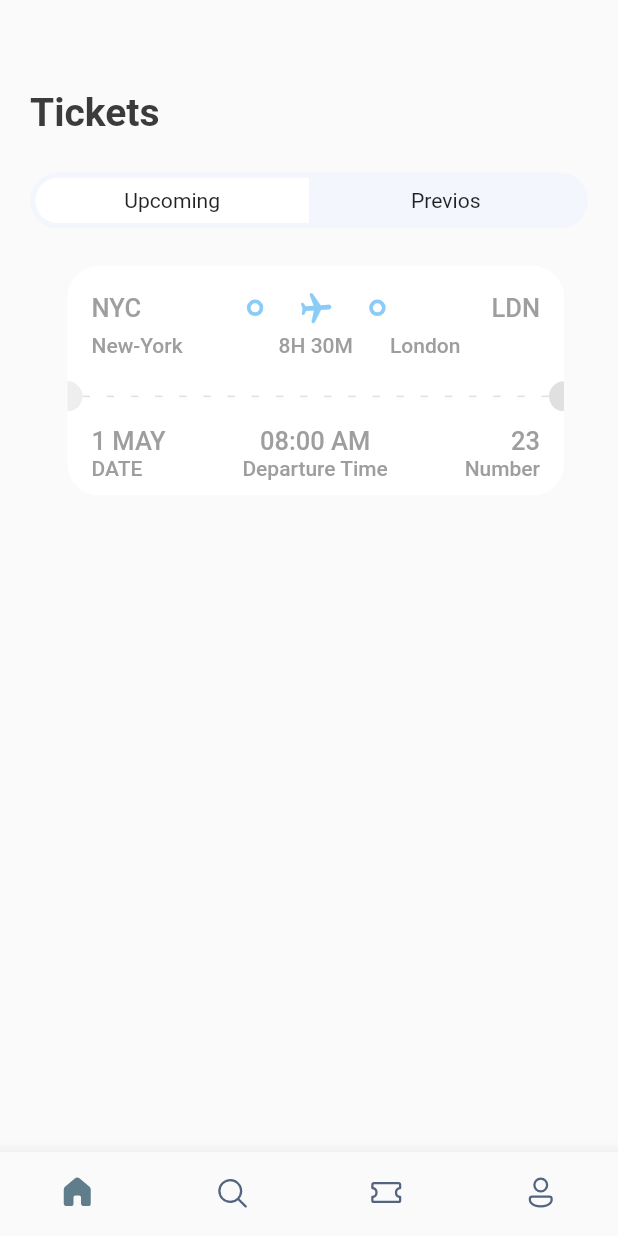
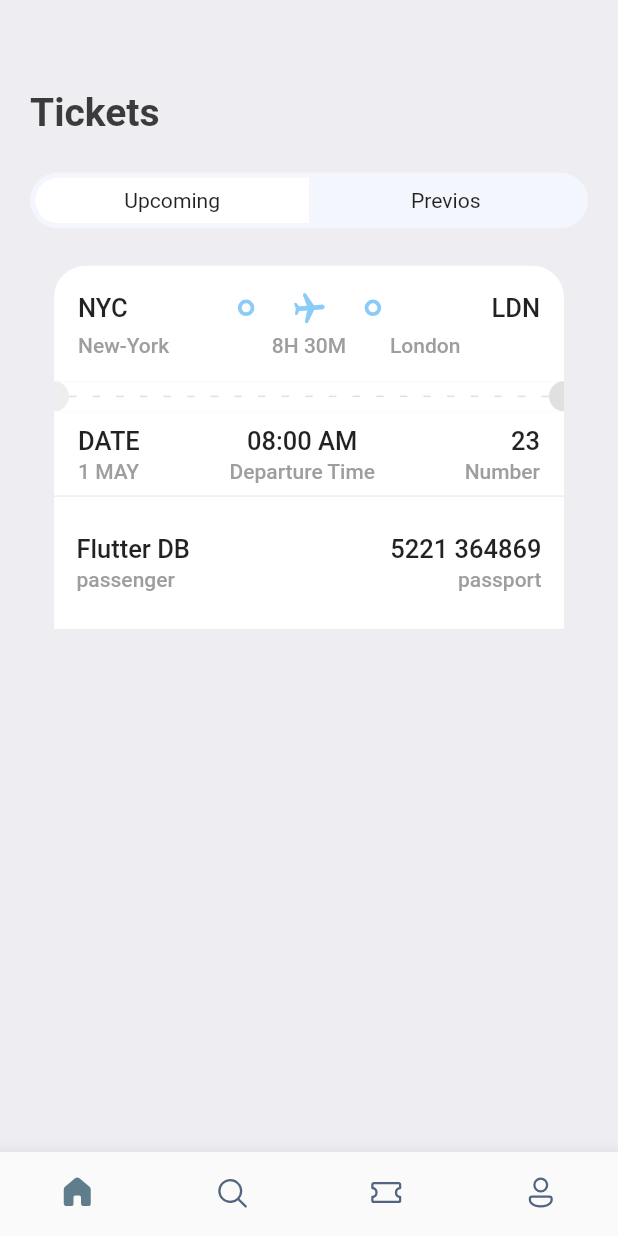
Before and after one commit to srmorteza/Tiket_Booking_Flutter, a Flutter app: the screen it shows after launch, item 3 of the bottom bar chosen, on a phone screen of 412 x 824 dp. Run offline on Flutter 3.47's test engine with Material 2 defaults, Android fonts, the phone set to English and light mode, and no system bars; our stand-ins replace fluentui_icons, gap, get.

Commit message:
refactor some code and make some component in ticket view page 1401-8-18

```diff
--- a/lib/screens/ticket_screen.dart
+++ b/lib/screens/ticket_screen.dart
@@ -7,6 +7,7 @@ import 'package:flutter/material.dart';
 import 'package:gap/gap.dart';
 
 import '../utils/app_layout.dart';
+import '../widgets/column_layout.dart';
 
 class TicketScreen extends StatelessWidget {
   const TicketScreen({Key? key}) : super(key: key);
@@ -15,6 +16,7 @@ class TicketScreen extends StatelessWidget {
   Widget build(BuildContext context) {
     final size = Applayout.getSize(context);
     return Scaffold(
+      backgroundColor: Styles.bgColor,
       body: Stack(
         children: [
         ListView(
@@ -26,8 +28,27 @@ class TicketScreen extends StatelessWidget {
           const AppTicketTabs(firsttab: "Upcoming", secondtab: "Previos"),
           Gap(Applayout.getHeight(25)),
           Container(
-            padding: EdgeInsets.only(left:Applayout.getHeight(25) ),
+            padding: EdgeInsets.only(left:Applayout.getHeight(16) ),
             child: TicketView(ticket: ticketList[0],isColor: true),
+          ),
+          SizedBox(height: 1,),
+          Container(
+            padding: EdgeInsets.symmetric(horizontal: 15, vertical: 25),
+            margin: EdgeInsets.only(right: Applayout.getHeight(16) ,left:Applayout.getWidht(16)),
+            color: Colors.white,
+            child: Column(
+              children: [
+                Row(
+                  mainAxisAlignment:  MainAxisAlignment.spaceBetween,
+                  children: [
+                    AppColumnLayout(firstText: "Flutter DB",secondText: "passenger",alignment: CrossAxisAlignment.start,isColor:false),
+                    AppColumnLayout(firstText: "5221 364869",secondText: "passport",alignment: CrossAxisAlignment.end,isColor:false),
+
+
+                  ],
+                )
+              ],
+            ),
           )
 
         ],
--- a/lib/screens/ticket_view.dart
+++ b/lib/screens/ticket_view.dart
@@ -2,6 +2,9 @@ import 'package:booktickets/utils/app_layout.dart';
 import 'package:booktickets/utils/app_styles.dart';
 import 'package:flutter/material.dart';
 import 'package:gap/gap.dart';
+import 'package:get/get.dart';
+import '../widgets/column_layout.dart';
+import '../widgets/layout_builder_widget.dart';
 import '../widgets/thick_container.dart';
 import 'package:flutter/src/widgets/layout_builder.dart';
 
@@ -15,7 +18,7 @@ class TicketView extends StatelessWidget {
     final size = Applayout.getSize(context);
     return SizedBox(
       width: size.width*0.85,
-      height: Applayout.getHeight(200),
+      height: Applayout.getHeight(GetPlatform.isAndroid==true ?153:169),
       child: Container(
         margin: EdgeInsets.only(right: Applayout.getHeight(16)),
         child: Column(
@@ -43,31 +46,11 @@ class TicketView extends StatelessWidget {
                           child: Stack(
                             children: [SizedBox(
                                 height: Applayout.getHeight(24),
-                                child: LayoutBuilder(
-                                  builder: (BuildContext context,
-                                      BoxConstraints constraints) {
-                                    return Flex(
-                                      direction: Axis.horizontal,
-                                      mainAxisAlignment:
-                                      MainAxisAlignment.spaceBetween,
-                                      mainAxisSize: MainAxisSize.max,
-                                      children: List.generate(
-                                          (constraints.constrainWidth() / 6)
-                                              .floor(),
-                                              (index) => SizedBox(
-                                            width: 3,
-                                            height: 1,
-                                            child: DecoratedBox(
-                                              decoration: BoxDecoration(
-                                                color: Colors.white,
-                                              ),
-                                            ),
-                                          )),
-                                    );
-                                  },
-                                )),
-                              Center(child: Transform.rotate(angle: 1.5, child: Icon(Icons.local_airport_rounded , color: isColor == null ? Colors.white: Color(0xff8accf7),),)),
-                            ],
+                                child:
+                                AppLayoutBuilderWidget(sections: 6),),
+                                Center(child: Transform.rotate(angle: 1.5, child: Icon(Icons.local_airport_rounded , color: isColor == null ? Colors.white: Color(0xff8accf7),),)),
+
+                        ],
                           )),
                       ThickContainer(isColor:true),
                       const Spacer(),
@@ -99,6 +82,7 @@ class TicketView extends StatelessWidget {
                 ],
               ),
             ),
+
             Container(
               color: isColor ==null ?Styles.orangeColor: Colors.white,
               child: Row(
@@ -154,37 +138,21 @@ class TicketView extends StatelessWidget {
               ),
             ),
             Container(
-              padding: const EdgeInsets.only(left: 16, top: 10,right: 16, bottom: 10),
+              padding: const EdgeInsets.only(left: 16, top: 10,right: 16, bottom: 8),
               decoration: BoxDecoration(
                 color: isColor == null ? Styles.orangeColor :Colors.white,
-                borderRadius: BorderRadius.only(bottomRight: Radius.circular(21) , bottomLeft: Radius.circular(21)),
+                borderRadius: BorderRadius.only(bottomRight: Radius.circular(isColor==null?21:0) , bottomLeft: Radius.circular(isColor==null?21:0)),
                 ),
               child: Column(
                 children: [
                   Row(
                     mainAxisAlignment: MainAxisAlignment.spaceBetween,
                     children: [
-                    Column(
-                      crossAxisAlignment: CrossAxisAlignment.start,
-                      children: [
-                        Text(ticket['date'] , style: isColor == null ? Styles.headLineStyle3.copyWith(color: Colors.white):Styles.headLineStyle3),
-                        Text("DATE" , style: isColor == null ? Styles.headLineStyle4.copyWith(color: Colors.white):Styles.headLineStyle4),
-                      ],
-                    ) ,
-                      Column(
-                        crossAxisAlignment: CrossAxisAlignment.center,
-                        children: [
-                          Text(ticket['departure_time'], style:  isColor == null ? Styles.headLineStyle3.copyWith(color: Colors.white):Styles.headLineStyle3),
-                          Text("Departure Time" , style:  isColor == null ?Styles.headLineStyle4.copyWith(color: Colors.white):Styles.headLineStyle4),
-                        ],
-                      ) ,
-                    Column(
-                      crossAxisAlignment: CrossAxisAlignment.end,
-                      children: [
-                        Text(ticket['number'].toString() , style:  isColor == null ? Styles.headLineStyle3.copyWith(color: Colors.white):Styles.headLineStyle3),
-                        Text("Number" , style:  isColor == null ? Styles.headLineStyle4.copyWith(color: Colors.white):Styles.headLineStyle4),
-                      ],
-                    ) ,
+                      AppColumnLayout(firstText: "DATE",secondText:ticket['date'] ,alignment:CrossAxisAlignment.start ,isColor: false,),
+                      AppColumnLayout(firstText: ticket['departure_time'],secondText:"Departure Time"  ,alignment: CrossAxisAlignment.center,isColor: false,),
+                      AppColumnLayout(firstText: ticket['number'].toString(),secondText:"Number",alignment:CrossAxisAlignment.end, isColor: false,),
+
+
                   ],)
                 ],
               ),
--- a/lib/utils/app_styles.dart
+++ b/lib/utils/app_styles.dart
@@ -11,6 +11,6 @@ class Styles{
   static TextStyle  textStyle = TextStyle(fontSize:16, color: textColor, fontWeight: FontWeight.w500);
   static TextStyle  headLineStyle1 = TextStyle(fontSize: 26, color: textColor, fontWeight: FontWeight.bold);
   static TextStyle  headLineStyle2 = TextStyle(fontSize: 21, color: textColor, fontWeight: FontWeight.bold);
-  static TextStyle  headLineStyle3 = TextStyle(fontSize: 17, color: Colors.grey.shade500, fontWeight: FontWeight.w500);
+  static TextStyle  headLineStyle3 = TextStyle(fontSize: 17,  fontWeight: FontWeight.w500);
   static TextStyle  headLineStyle4 = TextStyle(fontSize: 14, color: Colors.grey.shade500, fontWeight: FontWeight.w500);
 }
--- /dev/null
+++ b/lib/widgets/column_layout.dart
@@ -0,0 +1,30 @@
+import 'package:flutter/cupertino.dart';
+import 'package:flutter/material.dart';
+import 'package:gap/gap.dart';
+
+import '../utils/app_layout.dart';
+import '../utils/app_styles.dart';
+
+class AppColumnLayout extends StatelessWidget {
+  final String firstText;
+  final String secondText;
+  final CrossAxisAlignment alignment;
+  final bool? isColor;
+  const AppColumnLayout({Key? key,required this.firstText,required this.secondText, required this.alignment, this.isColor}) : super(key: key);
+
+
+
+  @override
+  Widget build(BuildContext context) {
+    return Column(
+      crossAxisAlignment: alignment,
+      children: [
+        Text(firstText,style: isColor == null ? Styles.headLineStyle3.copyWith(color: Colors.white): Styles.headLineStyle3),
+        Gap(Applayout.getHeight(2)),
+        Text(secondText,style: isColor == null ? Styles.headLineStyle4.copyWith(color: Colors.white):Styles.headLineStyle4),
+
+
+      ],
+    );
+  }
+}
--- /dev/null
+++ b/lib/widgets/layout_builder_widget.dart
@@ -0,0 +1,35 @@
+import 'package:flutter/cupertino.dart';
+import 'package:flutter/material.dart';
+
+class AppLayoutBuilderWidget extends StatelessWidget {
+  final bool? isColor ;
+  final int sections;
+  const AppLayoutBuilderWidget({Key? key, this.isColor, required this.sections}) : super(key: key);
+
+  @override
+  Widget build(BuildContext context) {
+    return LayoutBuilder(
+      builder: (BuildContext context,
+          BoxConstraints constraints) {
+        return Flex(
+          direction: Axis.horizontal,
+          mainAxisAlignment:
+          MainAxisAlignment.spaceBetween,
+          mainAxisSize: MainAxisSize.max,
+          children: List.generate(
+              (constraints.constrainWidth() / sections)
+                  .floor(),
+                  (index) => SizedBox(
+                width: 3,
+                height: 1,
+                child: DecoratedBox(
+                  decoration: BoxDecoration(
+                    color:isColor==null? Colors.white : Colors.grey.shade200,
+                  ),
+                ),
+              )),
+        );
+      },
+    );
+  }
+}
```
